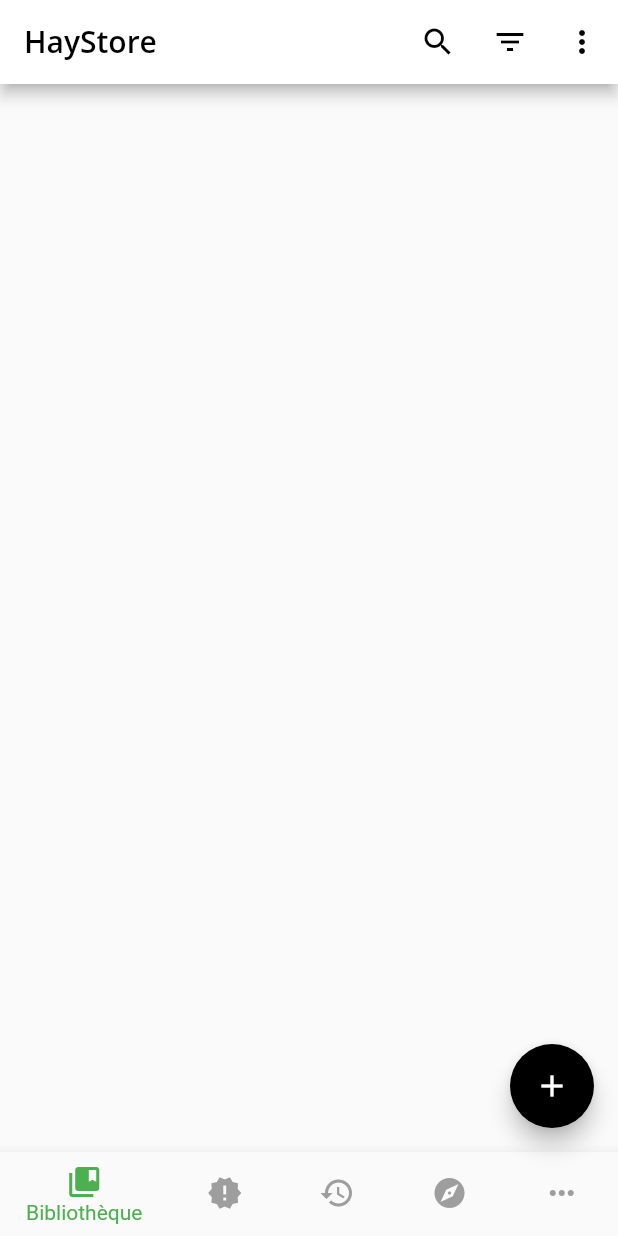
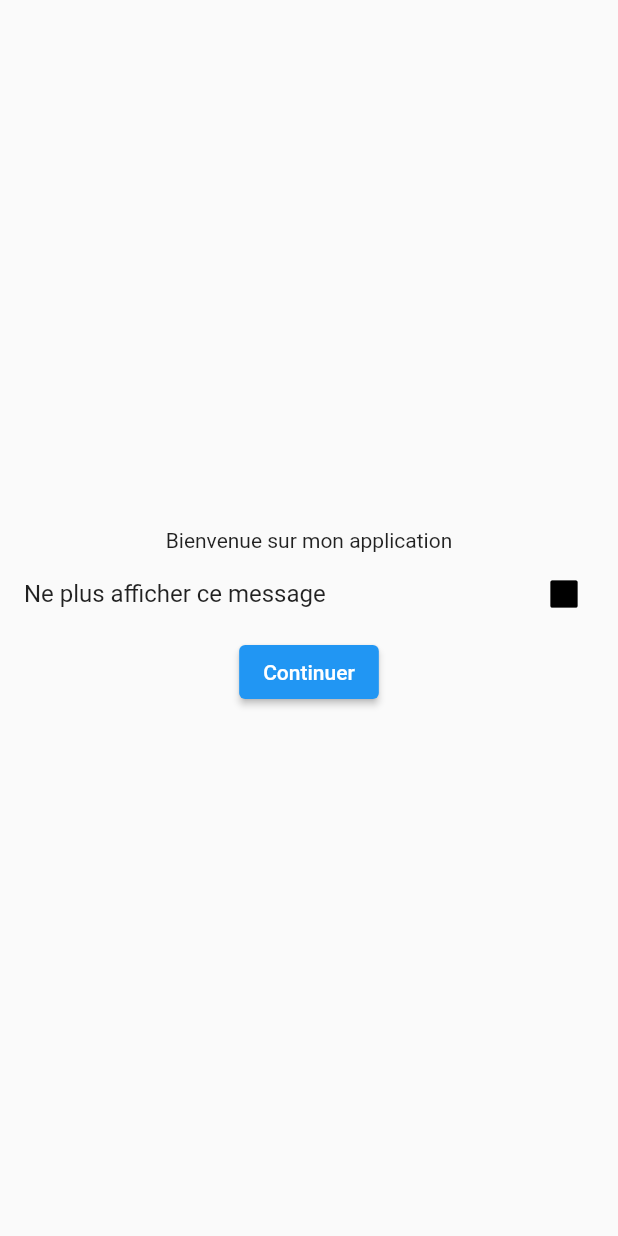
Before and after one commit to BryanBlinDorard/SAE_4.04_Mobile, a Flutter app: the screen it shows after launch, on a phone screen of 412 x 824 dp. Run offline on Flutter 3.47's test engine with Material 2 defaults, Android fonts, the phone set to English and light mode, and no system bars; our stand-ins replace firebase_core, flutter_form_builder, form_builder_validators, google_fonts, settings_ui, shared_preferences; accounts and stored records are empty.

Commit message:
ajout du favoris + début du splashScreen

```diff
--- a/lib/UI/AddArticle.dart
+++ b/lib/UI/AddArticle.dart
@@ -3,7 +3,6 @@ import 'package:flutter/material.dart';
 import 'package:flutter/services.dart';
 import 'package:flutter_form_builder/flutter_form_builder.dart';
 import 'package:form_builder_validators/form_builder_validators.dart';
-import 'package:provider/provider.dart';
 
 
 class AddArticle extends StatelessWidget{
--- a/lib/UI/Detail.dart
+++ b/lib/UI/Detail.dart
@@ -44,10 +44,7 @@ class Detail extends StatelessWidget{
             title: Text("Description"),
             subtitle: Text(article?.description ?? ''),
           ),
-          ListTile(
-            title: Text("Images"),
-            trailing: Image.network(article?.images[0] ?? ''),
-          ),
+
           ListTile(
             title: Text("CreationAt"),
             subtitle: Text(article?.creationAt.toString() ?? ''),
--- a/lib/UI/MyApp.dart
+++ b/lib/UI/MyApp.dart
@@ -1,6 +1,9 @@
 import 'package:flutter/material.dart';
 import 'package:provider/provider.dart';
+import 'package:sae_flutter/UI/SplashScreen.dart';
 import 'package:sae_flutter/models/FavoriteViewModel.dart';
+import 'package:sae_flutter/models/SplashScreenRepository.dart';
+import 'package:sae_flutter/models/SplashScreenViewModel.dart';
 
 
 import '../models/SettingViewModel.dart';
@@ -31,16 +34,31 @@ class MyApp extends StatelessWidget {
             FavoriteViewModel favoriteViewModel = FavoriteViewModel();
             return favoriteViewModel;
           }
+        ),
+        ChangeNotifierProvider(
+          create: (_){
+            SplashScreenViewModel splashScreenViewModel = SplashScreenViewModel();
+            return splashScreenViewModel;
+          }
         )
       ],
       child: Consumer<SettingViewModel>(
         builder: (context, settingViewModel, child){
+          if (SplashScreenViewModel().isCoched) {
             return MaterialApp(
               title: 'TD2',
               theme: settingViewModel.isDark ? MyTheme.dark() : MyTheme.light(),
               home: Home(),
               debugShowCheckedModeBanner: false,
             );
+          } else {
+            return MaterialApp(
+              title: 'TD2',
+              theme: settingViewModel.isDark ? MyTheme.dark() : MyTheme.light(),
+              home: SplashScreen(),
+              debugShowCheckedModeBanner: false,
+            );
+          }
         },
       )
     );
--- /dev/null
+++ b/lib/UI/SplashScreen.dart
@@ -0,0 +1,39 @@
+import 'package:flutter/material.dart';
+import 'package:sae_flutter/UI/home.dart';
+import 'package:sae_flutter/models/SplashScreenViewModel.dart';
+import 'package:shared_preferences/shared_preferences.dart';
+
+import 'LoginPage.dart';
+
+
+class SplashScreen extends StatelessWidget{
+  @override
+  Widget build(BuildContext context) {
+    return Scaffold(
+      body: Center(
+        child: Column(
+          mainAxisAlignment: MainAxisAlignment.center,
+          children: [
+            Text('Bienvenue sur mon application'),
+            // crée une checkbox et un bouton
+            CheckboxListTile(
+              title: Text('Ne plus afficher ce message'),
+              value: false,
+              onChanged: (value) async {
+                SharedPreferences sharedPreferences = await SharedPreferences.getInstance();
+                sharedPreferences.setBool('splashScreen', value!);
+                Navigator.pushReplacement(context, MaterialPageRoute(builder: (context) => Home()));
+              },
+            ),
+            ElevatedButton(
+              onPressed: () {
+                Navigator.pushReplacement(context, MaterialPageRoute(builder: (context) => Home()));
+              },
+              child: Text('Continuer'),
+            ),
+          ],
+        ),
+      ),
+    );
+  }
+}
--- a/lib/UI/card1.dart
+++ b/lib/UI/card1.dart
@@ -22,7 +22,7 @@ class Card1 extends StatelessWidget{
               child: Text(articles[index].getId.toString()),
             ),
             title: Text(articles[index].title ?? ''),
-            subtitle: Text(articles[index].description ?? ''),
+            subtitle: Text(articles[index].description.length > 25 ? articles[index].description.substring(0, 25) + '...' : articles[index].description),
             onTap: () {
               Navigator.push(context, MaterialPageRoute(
                 builder: (context) => Detail(articles[index])
--- a/lib/UI/home.dart
+++ b/lib/UI/home.dart
@@ -74,7 +74,7 @@ class _HomeState extends State<Home> {
           ),
           BottomNavigationBarItem(
             icon: Icon(Icons.new_releases),
-            label: 'Nouveautés',
+            label: 'Mes favoris',
           ),
           BottomNavigationBarItem(
             icon: Icon(Icons.history),
--- a/lib/main.dart
+++ b/lib/main.dart
@@ -1,7 +1,9 @@
+import 'package:firebase_core/firebase_core.dart';
 import 'package:flutter/material.dart';
-import 'dart:async';
 
 import 'UI/MyApp.dart';
-Future<void> main() async {
+
+void main() async {
+  WidgetsFlutterBinding.ensureInitialized();
   runApp(MyApp());
 }
--- a/lib/models/Article.dart
+++ b/lib/models/Article.dart
@@ -1,6 +1,5 @@
 import 'dart:convert';
 
-import 'package:flutter/cupertino.dart';
 import 'package:http/http.dart' as http;
 import 'Category.dart';
 
@@ -11,8 +10,8 @@ class Article {
   int price;
   String description;
   List<dynamic> images;
-  DateTime creationAt;
-  DateTime updatedAt;
+  String creationAt;
+  String updatedAt;
   Category category;
 
   Article({
@@ -34,8 +33,8 @@ class Article {
       price: 100,
       description: 'Description de l\'article $nb',
       images: ['https://picsum.photos/200/300'],
-      creationAt: DateTime.now(),
-      updatedAt: DateTime.now(),
+      creationAt: DateTime.now().toString(),
+      updatedAt: DateTime.now().toString(),
       category: Category(id: 1, name: 'Category 1'),
     );
   }
@@ -45,8 +44,8 @@ class Article {
     required int price,
     required String description,
     required List<dynamic> images,
-    required DateTime creationAt,
-    required DateTime updatedAt,
+    required String creationAt,
+    required String updatedAt,
     required Category category,
   }) {
     nb++; //attribut static de la classe.
@@ -77,7 +76,6 @@ class Article {
     List<Article> articles = [];
 
     await Future.delayed(Duration(seconds: 2));
-    debugPrint("avant Load");
     final String apiUrl = 'https://api.escuelajs.co/api/v1/products';
 
     // Envoi de la requête GET
@@ -86,7 +84,6 @@ class Article {
     if (response.statusCode == 200) {
       // Conversion de la réponse en JSON
       final jsonData = jsonDecode(response.body);
-
       // Parcours de la liste des articles
       for (var item in jsonData) {
         // Création d'un article
@@ -95,8 +92,8 @@ class Article {
           price: item['price'],
           description: item['description'],
           images: item['images'],
-          creationAt: DateTime.parse(item['creationAt']),
-          updatedAt: DateTime.parse(item['updatedAt']),
+          creationAt: item['creationAt'],
+          updatedAt: item['updatedAt'],
           category: Category(
               id: item['category']['id'], name: item['category']['name']),
         );
@@ -121,4 +118,22 @@ class Article {
       'category': category.toJson(),
     };
   }
+
+  static fromJson(Map<String, dynamic> json) {
+    return Article.newArticleWithArgs(
+      title: json['title'],
+      price: json['price'],
+      description: json['description'],
+      images: json['images'],
+      creationAt: json['creationAt'],
+      updatedAt: json['updatedAt'],
+      category: Category(
+          id: json['category']['id'], name: json['category']['name']),
+    );
+  }
+
+  @override
+  String toString() {
+    return 'Article{id: $id, title: $title, price: $price, description: $description, images: $images, creationAt: $creationAt, updatedAt: $updatedAt, category: $category}';
+  }
 }
--- a/lib/models/FavoriteViewModel.dart
+++ b/lib/models/FavoriteViewModel.dart
@@ -19,9 +19,10 @@ class FavoriteViewModel extends ChangeNotifier {
     notifyListeners();
   }
 
-  getFavoris() async {
+  Future<List<int>> getFavoris() async {
     _favoris = await _favoriteRepository.getFavoris();
     notifyListeners();
+    return _favoris;
   }
 
   addFavori(int id) {
--- /dev/null
+++ b/lib/models/SplashScreenViewModel.dart
@@ -0,0 +1,28 @@
+import 'package:flutter/cupertino.dart';
+import 'package:sae_flutter/models/SplashScreenRepository.dart';
+
+import 'SettingRepository.dart';
+
+class SplashScreenViewModel extends ChangeNotifier {
+  late bool _isCoched;
+  late SplashScreenRepository _splashScreenRepository;
+  bool get isCoched => _isCoched;
+
+  SplashScreenViewModel() {
+    _splashScreenRepository = SplashScreenRepository();
+    //TODO : à modifier ici pour case cochée
+    _isCoched = false;
+    getSplashScreen();
+  }
+
+  void getSplashScreen() async {
+    _isCoched = await _splashScreenRepository.getSplashScreen();
+    notifyListeners();
+  }
+
+  void saveSplashScreen(bool value) async {
+    _isCoched = value;
+    _splashScreenRepository.saveSplashScreen(value);
+    notifyListeners();
+  }
+}
```
Also changed, not shown: lib/UI/card2.dart (+38 -7 lines), lib/models/ArticleViewModel.dart (+10 -2 lines), lib/models/SplashScreenRepository.dart (added, +16 -0 lines), pubspec.yaml (+2 -6 lines), assets/images/flag.png (deleted), assets/images/icon.jpg (deleted), assets/images/img.jpg (deleted), assets/images/logo_foreground.png (deleted), lib/models/FavoriteRepository.dart (line endings or trailing spaces), pubspec.lock. Lines whose indentation alone changed are shown as unchanged.
